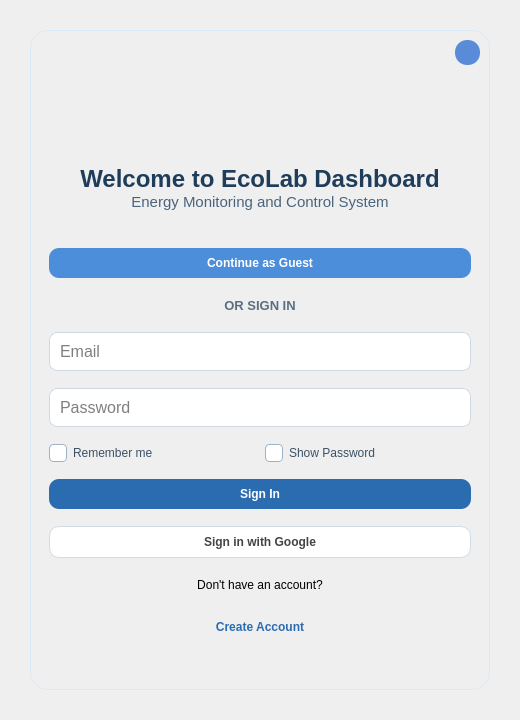
The window that file ui/loginpage.ui (KevinAR-18/EcoLab-Dashboard) describes before a commit, drawn with Qt 5.
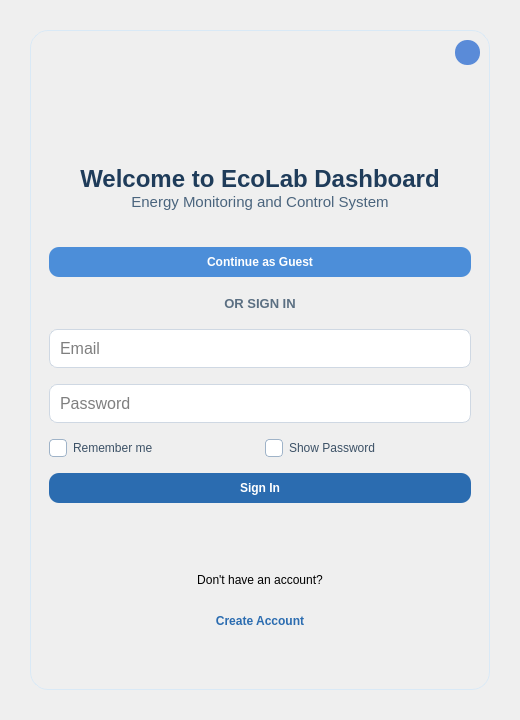
The same window after the commit. Icons and pictures are not drawn.

Commit message:
Add signin and signup images
- Added signin.png to the images directory.
- Added signup.png to the images directory.

The edit to the form file:
```diff
--- a/file ui/loginpage.ui
+++ b/file ui/loginpage.ui
@@ -32,9 +32,7 @@
 /* BACKGROUND */
 
 QWidget{
-background-image:url(:/images/images/images/background.png);
-background-position:center;
-background-repeat:no-repeat;
+
 }
 
 
@@ -101,12 +99,11 @@
 background:#3979c7;
 }
 
-/* GOOGLE */
+/* GOOGLE - IMAGE BUTTONS */
 
 #googleSigninButton,#googleSignupButton{
-background:white;
-border:1px solid #d0dce5;
-color:#444;
+background:transparent;
+border:none;
 }
 
 #googleSigninButton:hover,#googleSignupButton:hover{
@@ -533,8 +530,27 @@
            </item>
            <item>
             <widget class="QPushButton" name="googleSigninButton">
+             <property name="minimumSize">
+              <size>
+               <width>0</width>
+               <height>35</height>
+              </size>
+             </property>
+             <property name="cursor">
+              <cursorShape>PointingHandCursor</cursorShape>
+             </property>
              <property name="text">
-              <string>Sign in with Google</string>
+              <string/>
+             </property>
+             <property name="icon">
+              <iconset resource="../resources.qrc">
+               <normaloff>:/images/images/images/signin.png</normaloff>:/images/images/images/signin.png</iconset>
+             </property>
+             <property name="iconSize">
+              <size>
+               <width>300</width>
+               <height>35</height>
+              </size>
              </property>
             </widget>
            </item>
```
Left out of the diff: 24 changed lines with no effect on the pictures. The commit also changes 9 other files.
